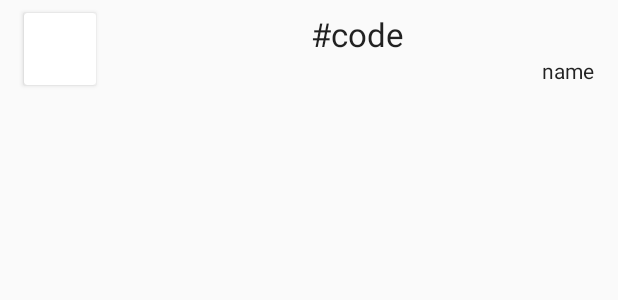
After one commit to programacaodinamica/RandomColor, an Android app: the layout colors_item.xml on its own in the app's theme, with its tools: preview values and no code run, on a phone screen of 412 x 824 dp. The commit adds this screen. Shown: the top 300 px of the screen. Run offline under Robolectric (Android 15) with nearby library versions, the phone set to English and light mode, and no system bars.

Commit message:
basic ui ready

```diff
--- a/app/build.gradle
+++ b/app/build.gradle
@@ -39,4 +39,6 @@ dependencies {
     testImplementation 'junit:junit:4.12'
     androidTestImplementation 'androidx.test:runner:1.2.0'
     androidTestImplementation 'androidx.test.espresso:espresso-core:3.2.0'
+    implementation 'androidx.recyclerview:recyclerview:1.0.0'
+    implementation 'androidx.cardview:cardview:1.0.0'
 }
--- /dev/null
+++ b/app/src/main/res/layout/colors_item.xml
@@ -0,0 +1,51 @@
+<?xml version="1.0" encoding="utf-8"?>
+<androidx.constraintlayout.widget.ConstraintLayout xmlns:android="http://schemas.android.com/apk/res/android"
+    xmlns:app="http://schemas.android.com/apk/res-auto"
+    xmlns:tools="http://schemas.android.com/tools"
+    android:layout_width="match_parent"
+    android:layout_height="wrap_content">
+
+    <androidx.cardview.widget.CardView
+        android:id="@+id/cardView2"
+        android:layout_width="48dp"
+        android:layout_height="48dp"
+        android:layout_marginStart="16dp"
+        android:layout_marginLeft="16dp"
+        android:layout_marginTop="8dp"
+        android:layout_marginBottom="8dp"
+        app:layout_constraintBottom_toBottomOf="parent"
+        app:layout_constraintStart_toStartOf="parent"
+        app:layout_constraintTop_toTopOf="parent" />
+
+    <TextView
+        android:id="@+id/textView"
+        android:layout_width="wrap_content"
+        android:layout_height="wrap_content"
+        android:layout_marginStart="8dp"
+        android:layout_marginLeft="8dp"
+        android:layout_marginTop="8dp"
+        android:layout_marginEnd="8dp"
+        android:layout_marginRight="8dp"
+        android:text="#code"
+        android:textAppearance="@style/TextAppearance.AppCompat.Large"
+        app:layout_constraintEnd_toEndOf="parent"
+        app:layout_constraintStart_toEndOf="@+id/cardView2"
+        app:layout_constraintTop_toTopOf="parent" />
+
+    <TextView
+        android:id="@+id/textView2"
+        android:layout_width="0dp"
+        android:layout_height="wrap_content"
+        android:layout_marginStart="16dp"
+        android:layout_marginLeft="16dp"
+        android:layout_marginEnd="16dp"
+        android:layout_marginRight="16dp"
+        android:layout_marginBottom="8dp"
+        android:gravity="right"
+        android:text="name"
+        android:textAppearance="@style/TextAppearance.AppCompat.Body1"
+        app:layout_constraintBottom_toBottomOf="parent"
+        app:layout_constraintEnd_toEndOf="parent"
+        app:layout_constraintStart_toEndOf="@+id/cardView2"
+        app:layout_constraintTop_toBottomOf="@+id/textView" />
+</androidx.constraintlayout.widget.ConstraintLayout>
--- a/app/src/main/res/layout/saved_colors_fragment.xml
+++ b/app/src/main/res/layout/saved_colors_fragment.xml
@@ -74,14 +74,9 @@
     </androidx.constraintlayout.widget.ConstraintLayout>
 
     <androidx.recyclerview.widget.RecyclerView
-        android:layout_width="200dp"
-        android:layout_height="200dp"
-        android:layout_marginStart="8dp"
-        android:layout_marginLeft="8dp"
+        android:layout_width="0dp"
+        android:layout_height="0dp"
         android:layout_marginTop="8dp"
-        android:layout_marginEnd="8dp"
-        android:layout_marginRight="8dp"
-        android:layout_marginBottom="8dp"
         app:layout_constraintBottom_toBottomOf="parent"
         app:layout_constraintEnd_toEndOf="parent"
         app:layout_constraintStart_toStartOf="parent"
```
